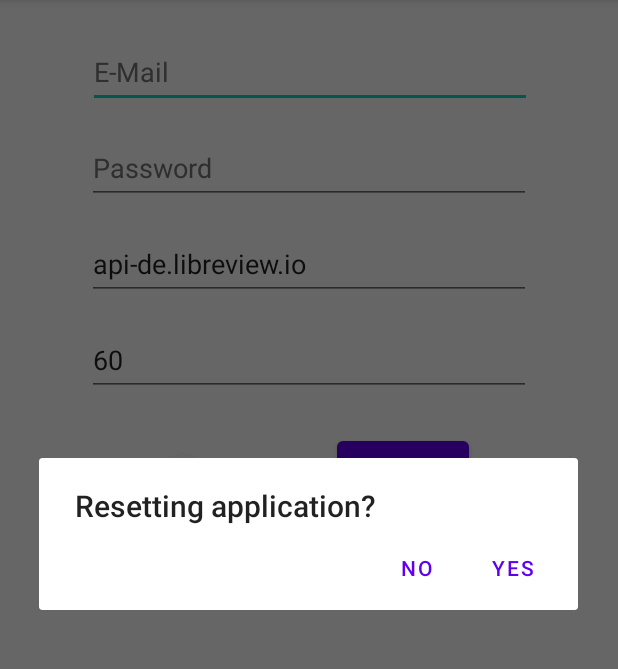
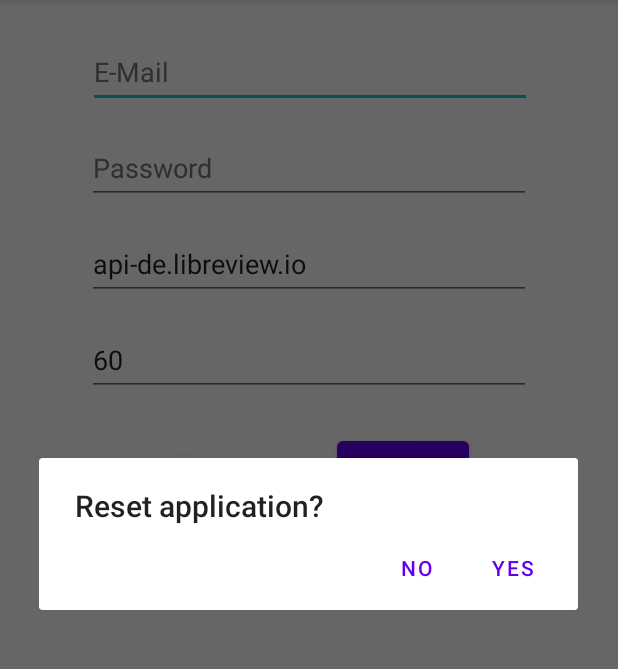
Before and after one commit to cmtjk/LinkUpConnect, an Android app: the screen it shows after launch (MainActivity), after a tap on "RESET", on a phone screen of 412 x 824 dp, the part 84-753 px from its top. Run offline under Robolectric (Android 15) with nearby library versions, the phone set to English and light mode, and no system bars; our stand-ins replace Volley.

Commit message:
Change time format to 24h, replace old icon, add attributions

```diff
--- a/app/build.gradle
+++ b/app/build.gradle
@@ -10,7 +10,7 @@ android {
         minSdk 28
         targetSdk 32
         versionCode 1
-        versionName "1.1.0"
+        versionName "1.1.1-SNAPSHOT"
 
         testInstrumentationRunner "androidx.test.runner.AndroidJUnitRunner"
     }
--- a/app/src/main/AndroidManifest.xml
+++ b/app/src/main/AndroidManifest.xml
@@ -11,9 +11,9 @@
         android:allowBackup="true"
         android:dataExtractionRules="@xml/data_extraction_rules"
         android:fullBackupContent="@xml/backup_rules"
-        android:icon="@drawable/baseline_opacity_light_24dp"
+        android:icon="@drawable/blood_sugar"
         android:label="@string/app_name"
-        android:roundIcon="@drawable/baseline_opacity_light_24dp"
+        android:roundIcon="@drawable/blood_sugar"
         android:supportsRtl="true"
         android:theme="@style/Theme.LLUClient"
         tools:targetApi="31">
--- a/app/src/main/java/de/cmtjk/lluclient/LLUClientService.java
+++ b/app/src/main/java/de/cmtjk/lluclient/LLUClientService.java
@@ -108,7 +108,7 @@ public class LLUClientService extends Service {
         manager.createNotificationChannel(notificationChannel);
 
         notificationBuilder = new NotificationCompat.Builder(getApplicationContext(), channelId);
-        notificationBuilder.setSmallIcon(R.drawable.baseline_opacity_light_24dp)
+        notificationBuilder.setSmallIcon(R.drawable.blood_sugar)
                 .setShowWhen(false);
         Intent intentMainLanding = new Intent(getApplicationContext(), MainActivity.class);
         PendingIntent pendingIntent = PendingIntent.getActivity(getApplicationContext(), 0, intentMainLanding, FLAG_IMMUTABLE);
@@ -195,7 +195,7 @@ public class LLUClientService extends Service {
         DateTimeFormatter dateTimeFormatter = DateTimeFormatter.ofPattern("M/d/y h:m:s a", Locale.US);
         LocalDateTime measurementDateTime = LocalDateTime.parse(timestamp, dateTimeFormatter);
         LocalDateTime currentDateTime = LocalDateTime.now();
-        DateTimeFormatter notificationDateTimeFormatter = DateTimeFormatter.ofPattern("hh:mm',' MM.dd.yyyy");
+        DateTimeFormatter notificationDateTimeFormatter = DateTimeFormatter.ofPattern("HH:mm',' MM.dd.yyyy");
         String notificationDateTime = measurementDateTime.format(notificationDateTimeFormatter);
         String icon = "";
         if (currentDateTime.minusMinutes(5).isAfter(measurementDateTime)) {
--- a/app/src/main/java/de/cmtjk/lluclient/MainActivity.java
+++ b/app/src/main/java/de/cmtjk/lluclient/MainActivity.java
@@ -45,7 +45,7 @@ public class MainActivity extends AppCompatActivity {
         Button resetButton = findViewById(R.id.reset);
         resetButton.setOnClickListener(view -> {
             AlertDialog.Builder builder = new AlertDialog.Builder(this);
-            builder.setTitle("Resetting application?");
+            builder.setTitle("Reset application?");
             builder.setPositiveButton("Yes", (dialog, id) -> {
                 onOffSwitch.setChecked(false);
                 resetPreferencesAndInputFields(preferences);
--- a/app/src/main/res/values-night/themes.xml
+++ b/app/src/main/res/values-night/themes.xml
@@ -1,4 +1,4 @@
-<resources xmlns:tools="http://schemas.android.com/tools">
+<resources>
     <!-- Base application theme. -->
     <style name="Theme.LLUClient" parent="Theme.MaterialComponents.DayNight.DarkActionBar">
         <!-- Primary brand color. -->
@@ -10,7 +10,7 @@
         <item name="colorSecondaryVariant">@color/teal_200</item>
         <item name="colorOnSecondary">@color/black</item>
         <!-- Status bar color. -->
-        <item name="android:statusBarColor" tools:targetApi="l">?attr/colorPrimaryVariant</item>
+        <item name="android:statusBarColor">?attr/colorPrimaryVariant</item>
         <!-- Customize your theme here. -->
     </style>
 </resources>
--- a/app/src/main/res/values/themes.xml
+++ b/app/src/main/res/values/themes.xml
@@ -1,4 +1,4 @@
-<resources xmlns:tools="http://schemas.android.com/tools">
+<resources>
     <!-- Base application theme. -->
     <style name="Theme.LLUClient" parent="Theme.MaterialComponents.DayNight.DarkActionBar">
         <!-- Primary brand color. -->
@@ -10,7 +10,7 @@
         <item name="colorSecondaryVariant">@color/teal_700</item>
         <item name="colorOnSecondary">@color/black</item>
         <!-- Status bar color. -->
-        <item name="android:statusBarColor" tools:targetApi="l">?attr/colorPrimaryVariant</item>
+        <item name="android:statusBarColor">?attr/colorPrimaryVariant</item>
         <!-- Customize your theme here. -->
     </style>
 </resources>
```
Also changed, not shown: app/src/main/res/drawable-v24/baseline_opacity_light_24dp.png (deleted), app/src/main/res/drawable-v24/blood_sugar.png (added), 1 other file.
